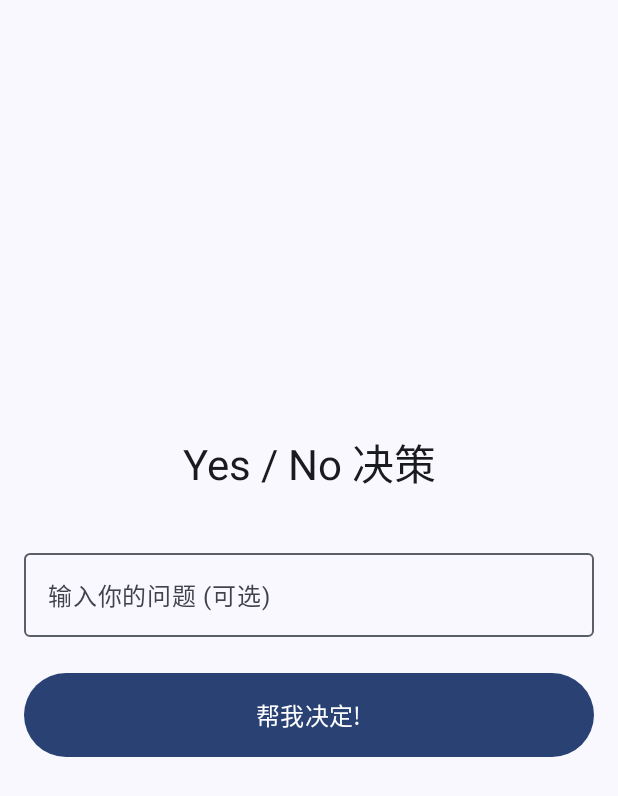
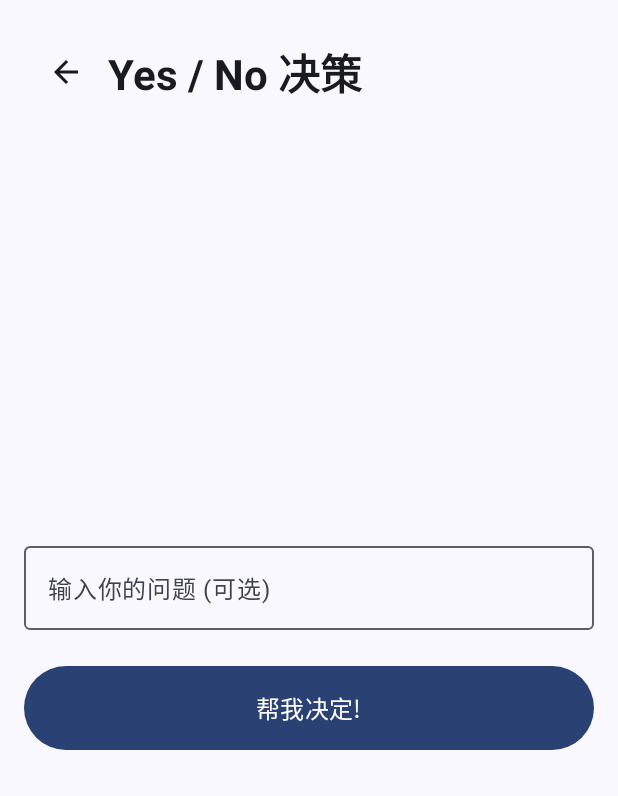
Before and after one commit to uOySsElNu/CHOICE_PARALYSIS, an Android app built with Jetpack Compose: the composable YesNoScreen shown on its own in the app's theme, on a phone screen of 412 x 824 dp. Shown: the top 796 px of the screen. Run offline under Robolectric (Android 15) with nearby library versions, the light colour scheme and no system bars.

Commit message:
fix: add VIBRATE permission, error handling, and back buttons to all feature screens

```diff
--- a/app/src/main/AndroidManifest.xml
+++ b/app/src/main/AndroidManifest.xml
@@ -1,6 +1,8 @@
 <?xml version="1.0" encoding="utf-8"?>
 <manifest xmlns:android="http://schemas.android.com/apk/res/android"
     xmlns:tools="http://schemas.android.com/tools">
+
+    <uses-permission android:name="android.permission.VIBRATE" />
 
     <application
         android:allowBackup="true"
--- a/app/src/main/java/com/choiceparalysis/turntable/ui/yesno/YesNoScreen.kt
+++ b/app/src/main/java/com/choiceparalysis/turntable/ui/yesno/YesNoScreen.kt
@@ -8,10 +8,17 @@ import androidx.compose.foundation.layout.fillMaxSize
 import androidx.compose.foundation.layout.fillMaxWidth
 import androidx.compose.foundation.layout.height
 import androidx.compose.foundation.layout.padding
+import androidx.compose.material.icons.Icons
+import androidx.compose.material.icons.automirrored.filled.ArrowBack
 import androidx.compose.material3.Button
+import androidx.compose.material3.ExperimentalMaterial3Api
+import androidx.compose.material3.Icon
+import androidx.compose.material3.IconButton
 import androidx.compose.material3.MaterialTheme
 import androidx.compose.material3.OutlinedTextField
 import androidx.compose.material3.Text
+import androidx.compose.material3.TopAppBar
+import androidx.activity.compose.LocalOnBackPressedDispatcherOwner
 import androidx.compose.runtime.Composable
 import androidx.compose.runtime.LaunchedEffect
 import androidx.compose.runtime.collectAsState
@@ -19,6 +26,7 @@ import androidx.compose.runtime.getValue
 import androidx.compose.ui.Alignment
 import androidx.compose.ui.Modifier
 import androidx.compose.ui.platform.LocalContext
+import androidx.compose.ui.text.font.FontWeight
 import androidx.compose.ui.unit.dp
 import android.widget.Toast
 import androidx.lifecycle.viewmodel.compose.viewModel
@@ -28,6 +36,7 @@ import com.choiceparalysis.turntable.audio.HapticType
 import com.choiceparalysis.turntable.audio.SoundEffect
 import com.choiceparalysis.turntable.viewmodel.YesNoViewModel
 
+@OptIn(ExperimentalMaterial3Api::class)
 @Composable
 fun YesNoScreen(
     modifier: Modifier = Modifier,
@@ -37,6 +46,7 @@ fun YesNoScreen(
     val isAnimating by viewModel.isAnimating.collectAsState()
     val customQuestion by viewModel.customQuestion.collectAsState()
     val context = LocalContext.current
+    val backDispatcher = LocalOnBackPressedDispatcherOwner.current?.onBackPressedDispatcher
 
     Box(
         modifier = modifier.fillMaxSize()
@@ -45,15 +55,31 @@ fun YesNoScreen(
             modifier = Modifier
                 .fillMaxSize()
                 .padding(16.dp),
+            horizontalAlignment = Alignment.CenterHorizontally
+        ) {
+            TopAppBar(
+                title = {
+                    Text(
+                        text = "Yes / No 决策",
+                        style = MaterialTheme.typography.headlineMedium,
+                        fontWeight = FontWeight.Bold
+                    )
+                },
+                navigationIcon = {
+                    IconButton(onClick = { backDispatcher?.onBackPressed() }) {
+                        Icon(
+                            Icons.AutoMirrored.Filled.ArrowBack,
+                            contentDescription = "返回"
+                        )
+                    }
+                }
+            )
+
+            Column(
+                modifier = Modifier.fillMaxSize(),
                 horizontalAlignment = Alignment.CenterHorizontally,
                 verticalArrangement = Arrangement.Center
             ) {
-            Text(
-                text = "Yes / No 决策",
-                style = MaterialTheme.typography.headlineMedium,
-                modifier = Modifier.padding(bottom = 32.dp)
-            )
-
                 // Question Input
                 OutlinedTextField(
                     value = customQuestion,
@@ -82,6 +108,7 @@ fun YesNoScreen(
                 Spacer(modifier = Modifier.height(32.dp))
             }
         }
+    }
 
     // Show Android Toast for result
     LaunchedEffect(result) {
```
Also changed, not shown: app/src/main/java/com/choiceparalysis/turntable/audio/AudioHapticManager.kt (+8 -0 lines), app/src/main/java/com/choiceparalysis/turntable/ui/coin/CoinScreen.kt (+11 -0 lines), app/src/main/java/com/choiceparalysis/turntable/ui/dice/DiceScreen.kt (+14 -0 lines), app/src/main/java/com/choiceparalysis/turntable/ui/fingerroulette/FingerRouletteScreen.kt (+14 -0 lines), app/src/main/java/com/choiceparalysis/turntable/ui/home/SpinWheelScreen.kt (+9 -0 lines), app/src/main/java/com/choiceparalysis/turntable/ui/stats/StatsScreen.kt (+14 -0 lines), 1 other file. Lines whose indentation alone changed are shown as unchanged.
